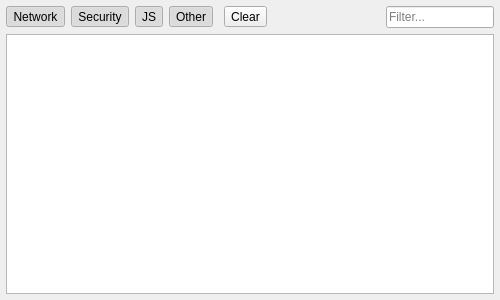
Old version of the form src/ui/ConsoleWidget.ui in the repository OtterBrowser/otter-browser.
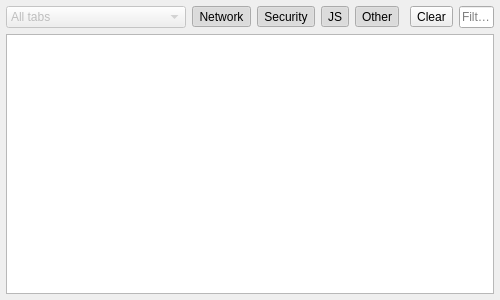
New version of the form.

Commit message: Initial work on filtering messages for current tab

Diff of the .ui file:
```diff
--- a/src/ui/ConsoleWidget.ui
+++ b/src/ui/ConsoleWidget.ui
@@ -25,6 +25,28 @@
    </property>
    <item>
     <layout class="QHBoxLayout" name="horizontalLayout">
+     <item>
+      <widget class="QComboBox" name="scopeComboBox">
+       <property name="enabled">
+        <bool>false</bool>
+       </property>
+       <item>
+        <property name="text">
+         <string>All tabs</string>
+        </property>
+       </item>
+       <item>
+        <property name="text">
+         <string>Current tab only</string>
+        </property>
+       </item>
+       <item>
+        <property name="text">
+         <string>Current tab and unspecified</string>
+        </property>
+       </item>
+      </widget>
+     </item>
      <item>
       <widget class="QToolButton" name="networkButton">
        <property name="text">
```
The commit also changes 1 other file.
